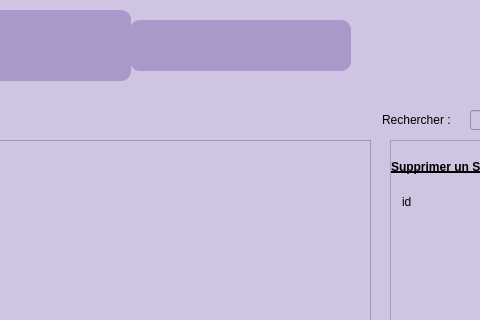
Old version of the form gestion_employe.ui in the repository brahimABD98/smartkids; both pictures show x 220 to 700 and y 0 to 320 of the 936 by 576 pixel window.
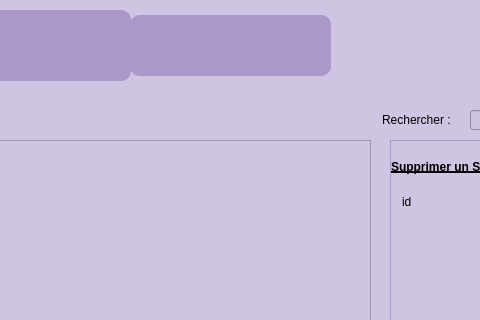
New version of the form. The open tabs and pages were chosen to show the change. Icons and pictures are not drawn.

Patch:
```diff
--- a/gestion_employe.ui
+++ b/gestion_employe.ui
@@ -2426,9 +2426,9 @@
    <property name="geometry">
     <rect>
      <x>350</x>
-     <y>20</y>
-     <width>221</width>
-     <height>51</height>
+     <y>15</y>
+     <width>201</width>
+     <height>61</height>
     </rect>
    </property>
    <property name="styleSheet">
@@ -2446,8 +2446,8 @@
     <property name="geometry">
      <rect>
       <x>10</x>
-      <y>0</y>
-      <width>61</width>
+      <y>5</y>
+      <width>51</width>
       <height>51</height>
      </rect>
     </property>
@@ -2471,9 +2471,9 @@
    <widget class="QPushButton" name="pushButton_29">
     <property name="geometry">
      <rect>
-      <x>80</x>
-      <y>0</y>
-      <width>61</width>
+      <x>75</x>
+      <y>5</y>
+      <width>51</width>
       <height>51</height>
      </rect>
     </property>
@@ -2498,9 +2498,9 @@
     <property name="geometry">
      <rect>
       <x>140</x>
-      <y>2</y>
-      <width>75</width>
-      <height>51</height>
+      <y>7</y>
+      <width>55</width>
+      <height>55</height>
      </rect>
     </property>
     <property name="styleSheet">
```
Left out of the diff: 16 changed lines with no effect on the pictures.
